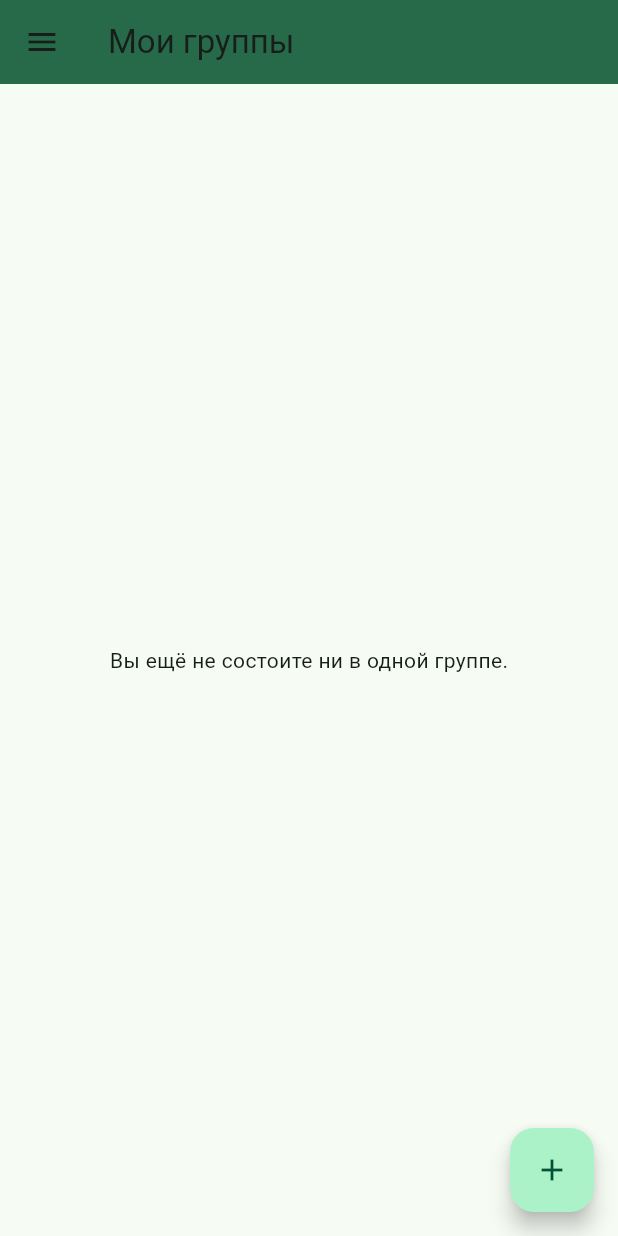
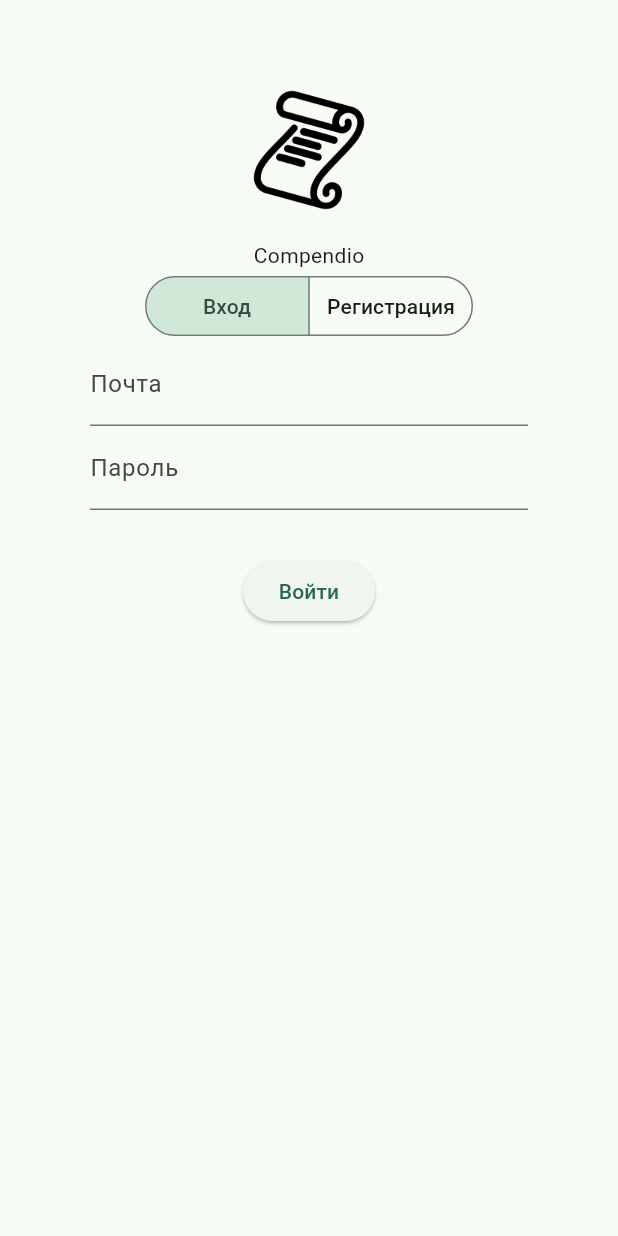
Before and after one commit to cupofcrisp-tulahack2023/compendio-client, a Flutter app: the screen it shows after launch, on a phone screen of 412 x 824 dp. Run offline on Flutter 3.47's test engine with Material 2 defaults, Android fonts, the phone set to English and light mode, and no system bars; our stand-ins replace bloc, flutter_bloc, get_it, image_picker, localstorage, multi_select_flutter and 1 more; missing offline and left inert: animated_shimmer, design_box, material_text_fields; accounts and stored records are empty.

Commit message:
added not finished auth page

```diff
--- a/lib/main.dart
+++ b/lib/main.dart
@@ -1,4 +1,4 @@
-import 'package:compendio/src/pages/my_groups.dart';
+import 'package:compendio/src/pages/auth.dart';
 import 'package:compendio/src/services/compendio.dart';
 import 'package:compendio/src/services/group.dart';
 import 'package:compendio/src/services/image.dart';
@@ -6,8 +6,10 @@ import 'package:compendio/src/services/tag.dart';
 import 'package:compendio/src/services/user.dart';
 import 'package:flutter/material.dart';
 import 'package:get_it/get_it.dart';
+import 'package:localstorage/localstorage.dart';
 
 void main() {
+  GetIt.I.registerSingleton<LocalStorage>(LocalStorage("prefs.json"));
   GetIt.I.registerSingleton<TagService>(TagService());
   GetIt.I.registerSingleton<ImageService>(ImageService());
   GetIt.I.registerSingleton<GroupService>(GroupService());
@@ -28,7 +30,7 @@ class MyApp extends StatelessWidget {
         colorScheme: ColorScheme.fromSeed(seedColor: Colors.greenAccent),
         useMaterial3: true,
       ),
-      home: MyGroupsPage(),
+      home: const AuthPage(),
     );
   }
 }
--- a/lib/src/modals/group_details.dart
+++ b/lib/src/modals/group_details.dart
@@ -6,7 +6,7 @@ import "package:flutter/material.dart";
 class GroupDetailsModal extends StatelessWidget {
   final Group group;
 
-  const GroupDetailsModal({super.key, required this.group});
+  GroupDetailsModal({super.key, required this.group});
 
   @override
   Widget build(BuildContext context) {
@@ -16,7 +16,7 @@ class GroupDetailsModal extends StatelessWidget {
         children: <Widget>[
           Row(
             children: <Widget>[
-              AvatarWithBorderWidget(),
+              AvatarWithBorderWidget(avatarPath: ""),
               const SizedBox(
                 width: 20,
               ),
--- a/lib/src/models/user.dart
+++ b/lib/src/models/user.dart
@@ -1,4 +1,5 @@
 class User {
+  String avatarPath = "";
   String userName = "";
   String userDescription = "";
   String phoneNumber = "";
--- /dev/null
+++ b/lib/src/pages/auth.dart
@@ -0,0 +1,154 @@
+import "package:compendio/src/pages/my_groups.dart";
+import "package:flutter/material.dart";
+
+enum AuthMode { signIn, signUp }
+
+class AuthPage extends StatefulWidget {
+  const AuthPage({super.key});
+
+  @override
+  State<AuthPage> createState() => _State();
+}
+
+class _State extends State<AuthPage> {
+  AuthMode _selected = AuthMode.signIn;
+  String _email = "";
+  String _password = "";
+  String _repeat = "";
+
+  @override
+  Widget build(BuildContext context) {
+    return Scaffold(
+      body: Center(
+        child: Container(
+          padding: const EdgeInsets.all(60),
+          child: Column(
+            children: <Widget>[
+              Container(
+                height: 80,
+                width: 80,
+                transformAlignment: Alignment.center,
+                alignment: Alignment.center,
+                decoration: const BoxDecoration(
+                  image: DecorationImage(
+                    image: AssetImage(
+                      "assets/images/logo.png",
+                    ),
+                  ),
+                ),
+              ),
+              const SizedBox(height: 20),
+              const Text("Compendio"),
+              SegmentedButton<AuthMode>(
+                segments: const <ButtonSegment<AuthMode>>[
+                  ButtonSegment(
+                    value: AuthMode.signIn,
+                    label: Text("Вход"),
+                  ),
+                  ButtonSegment(
+                    value: AuthMode.signUp,
+                    label: Text("Регистрация"),
+                  ),
+                ],
+                selected: <AuthMode>{_selected},
+                onSelectionChanged: (e) {
+                  setState(() {
+                    _selected = e.first;
+                  });
+                },
+                showSelectedIcon: false,
+              ),
+              SingleChildScrollView(
+                child: _selected == AuthMode.signIn
+                    ? Column(
+                        children: <Widget>[
+                          TextField(
+                            decoration: const InputDecoration(
+                              label: Text("Почта"),
+                            ),
+                            onChanged: (e) {
+                              setState(() {
+                                _email = e;
+                              });
+                            },
+                          ),
+                          TextField(
+                            decoration: const InputDecoration(
+                              label: Text("Пароль"),
+                            ),
+                            obscureText: true,
+                            enableSuggestions: false,
+                            autocorrect: false,
+                            onChanged: (e) {
+                              setState(() {
+                                _password = e;
+                              });
+                            },
+                          ),
+                          const SizedBox(height: 30),
+                          ElevatedButton(
+                            onPressed: () {
+                              Navigator.push(
+                                context,
+                                MaterialPageRoute(
+                                  builder: (context) => MyGroupsPage(),
+                                ),
+                              );
+                            },
+                            child: const Text("Войти"),
+                          ),
+                        ],
+                      )
+                    : Column(
+                        children: <Widget>[
+                          TextField(
+                            decoration: const InputDecoration(
+                              label: Text("Почта"),
+                            ),
+                            onChanged: (e) {
+                              setState(() {
+                                _email = e;
+                              });
+                            },
+                          ),
+                          TextField(
+                            decoration: const InputDecoration(
+                              label: Text("Пароль"),
+                            ),
+                            obscureText: true,
+                            enableSuggestions: false,
+                            autocorrect: false,
+                            onChanged: (e) {
+                              setState(() {
+                                _password = e;
+                              });
+                            },
+                          ),
+                          TextField(
+                            decoration: const InputDecoration(
+                              label: Text("Повторите пароль"),
+                            ),
+                            obscureText: true,
+                            enableSuggestions: false,
+                            autocorrect: false,
+                            onChanged: (e) {
+                              setState(() {
+                                _repeat = e;
+                              });
+                            },
+                          ),
+                          const SizedBox(height: 30),
+                          ElevatedButton(
+                            onPressed: () {},
+                            child: const Text("Регистрация"),
+                          ),
+                        ],
+                      ),
+              ),
+            ],
+          ),
+        ),
+      ),
+    );
+  }
+}
```
Also changed, not shown: lib/src/modals/profile.dart (+40 -10 lines), lib/src/services/user.dart (+16 -8 lines), lib/src/widgets/avatar_with_border.dart (+19 -5 lines), lib/src/widgets/drawer.dart (+11 -3 lines), pubspec.yaml (+17 -18 lines), assets/images/logo.png (added), pubspec.lock.
